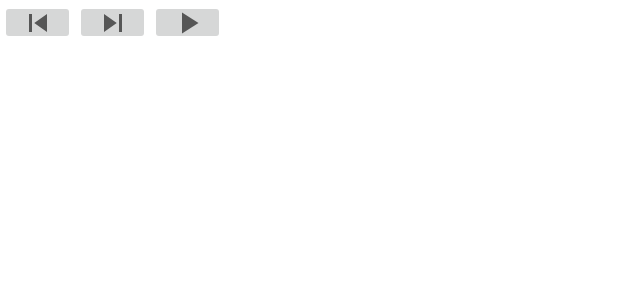
After one commit to adrpien/MusicPlayerApp, an Android app: the layout player_small_notification.xml on its own in the app's theme, with its tools: preview values and no code run, on a phone screen of 412 x 824 dp. The commit adds this screen. Shown: the top 300 px of the screen. Run offline under Robolectric (Android 15) with nearby library versions, the phone set to English and light mode, and no system bars.

Commit message:
- player service implementation 30/08/22 feelin tired

```diff
--- /dev/null
+++ b/app/src/main/res/layout/player_large_notification.xml
@@ -0,0 +1,6 @@
+<?xml version="1.0" encoding="utf-8"?>
+<RelativeLayout xmlns:android="http://schemas.android.com/apk/res/android"
+    android:layout_width="match_parent"
+    android:layout_height="match_parent">
+
+</RelativeLayout>
--- /dev/null
+++ b/app/src/main/res/layout/player_small_notification.xml
@@ -0,0 +1,42 @@
+<?xml version="1.0" encoding="utf-8"?>
+<RelativeLayout xmlns:android="http://schemas.android.com/apk/res/android"
+    xmlns:app="http://schemas.android.com/apk/res-auto"
+    android:id="@+id/relativeLayout"
+    android:layout_width="150dp"
+    android:layout_height="30dp">
+
+    <ImageButton
+        android:id="@+id/notificationBackButton"
+        android:layout_width="50dp"
+        android:layout_height="30dp"
+        android:layout_alignParentStart="true"
+        app:srcCompat="@drawable/back_button"/>
+    <!--
+        android:background="@drawable/player_back_button"
+    -->
+
+
+    <ImageButton
+        android:id="@+id/notificationPlayButton"
+        android:layout_width="50dp"
+        android:layout_height="30dp"
+        android:layout_toEndOf="@id/notificationBackButton"
+        app:srcCompat="@drawable/next_button"
+        />
+<!--
+        android:background="@drawable/player_play_button"
+c
+-->
+
+
+    <ImageButton
+        android:id="@+id/NotificationNextButton"
+        android:layout_width="50dp"
+        android:layout_height="30dp"
+        android:layout_toEndOf="@id/notificationPlayButton"
+        app:srcCompat="@drawable/play_button"/>
+<!--
+        android:background="@drawable/player_next_button"
+-->
+
+</RelativeLayout>
```
Also changed, not shown: app/src/main/AndroidManifest.xml (+11 -0 lines), app/src/main/java/com/adrpien/musicplayerapp/PlayerFragment.kt (+12 -12 lines), app/src/main/java/com/adrpien/musicplayerapp/PlayerService.kt (+70 -8 lines), app/src/main/res/values/strings.xml (+9 -0 lines).
